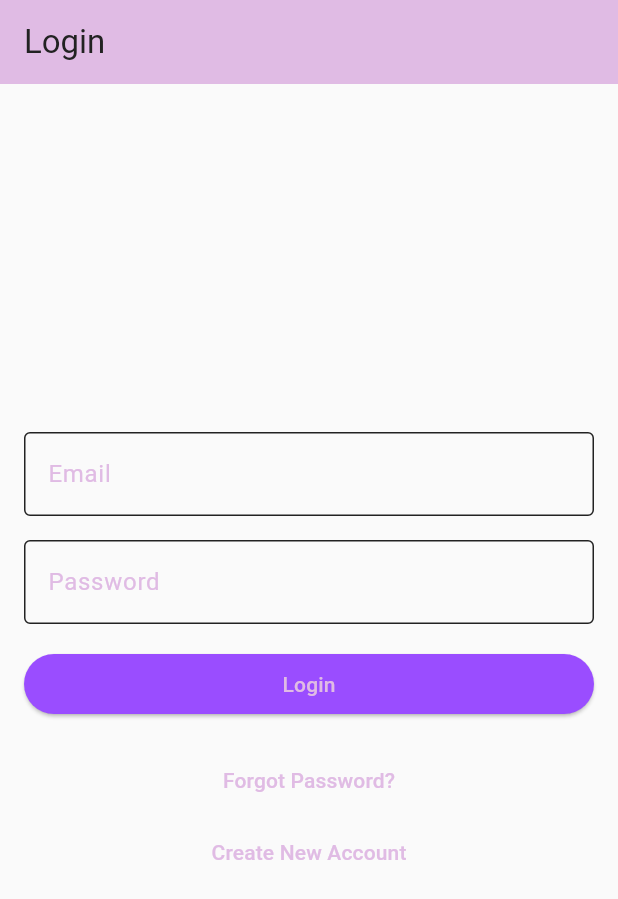
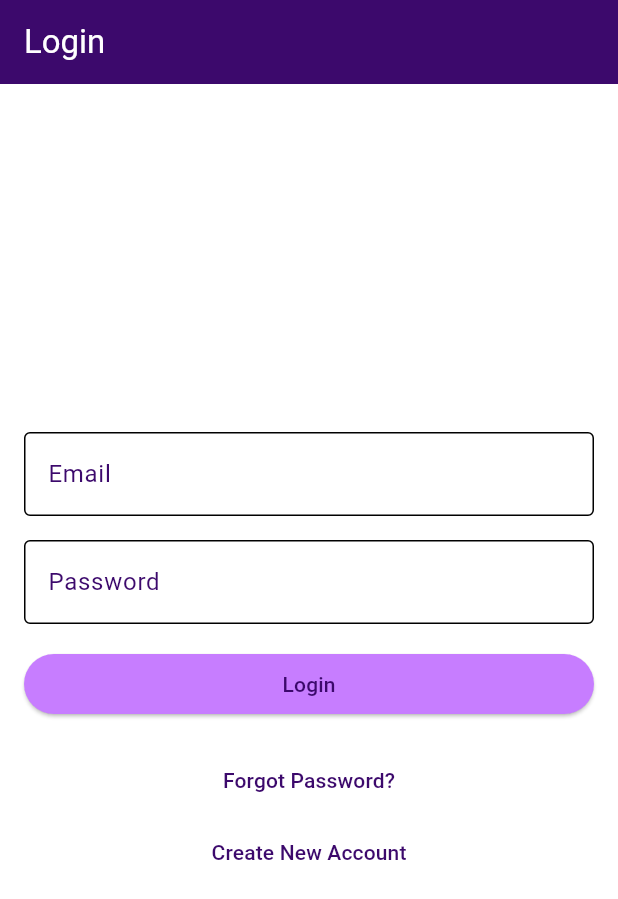
Before and after one commit to ha4nen/outfitly_2, a Flutter app: the screen it shows after launch, on a phone screen of 412 x 824 dp. Shown: the top 899 px of the screen. Run offline on Flutter 3.47's test engine with Material 3 defaults, Android fonts, the phone set to English and light mode, and no system bars; our stand-ins replace flutter_staggered_animations, image_picker, shared_preferences, table_calendar.

Commit message:
updated theme

```diff
--- a/lib/main.dart
+++ b/lib/main.dart
@@ -34,61 +34,61 @@ class _MyAppState extends State<MyApp> {
     return MaterialApp(
       title: 'Outfit App',
       theme: ThemeData(
-        primaryColor: const Color(0xFFE0BBE4), // Lavender
-        hintColor: const Color(0xFF9A4DFF), // Bold Purple
-        scaffoldBackgroundColor: const Color(0xFFFAFAFA), // Light Purple Grey
+        primaryColor: const Color(0xFF3C096C), // Dark Purple
+        hintColor: const Color(0xFFC77DFF), // Electric Purple
+        scaffoldBackgroundColor: const Color(0xFFFFFFFF), // White
         textTheme: const TextTheme(
-          bodyLarge: TextStyle(color: Color(0xFF222222)), // Dark Grey
-          bodyMedium: TextStyle(color: Color(0xFF222222)), // Dark Grey
+          bodyLarge: TextStyle(color: Color.fromARGB(255, 0, 0, 0)), // black
+          bodyMedium: TextStyle(color: Color.fromARGB(255, 0, 0, 0)), // black
         ),
         appBarTheme: const AppBarTheme(
-          backgroundColor: Color(0xFFE0BBE4), // Lavender
-          foregroundColor: Color(0xFF222222), // Dark Grey
+          backgroundColor: Color(0xFF3C096C), // Dark Purple
+          foregroundColor: Color(0xFFFFFFFF), // White
         ),
         buttonTheme: ButtonThemeData(
-          buttonColor: const Color(0xFF9A4DFF), // Bold Purple
+          buttonColor: const Color(0xFFC77DFF), // Electric Purple
           textTheme: ButtonTextTheme.primary,
         ),
         colorScheme: const ColorScheme(
           brightness: Brightness.light,
-          primary: Color(0xFFE0BBE4), // Lavender
-          onPrimary: Color(0xFF222222), // Dark Grey
-          secondary: Color(0xFF9A4DFF), // Bold Purple
+          primary: Color(0xFF3C096C), // Dark Purple
+          onPrimary: Color(0xFFFFFFFF), // White
+          secondary: Color(0xFFC77DFF), // Electric Purple
           onSecondary: Color(0xFFFFFFFF), // White
           error: Color(0xFFB00020), // Error Red
           onError: Color(0xFFFFFFFF), // White
-          background: Color(0xFFEDE7F6), // Light Purple Grey
-          onBackground: Color(0xFF222222), // Dark Grey
-          surface: Color(0xFFFFFFFF), // White
-          onSurface: Color(0xFF222222), // Dark Grey
+          background: Color(0xFFFFFFFF), // White
+          onBackground: Color.fromARGB(255, 0, 0, 0), // black nav buttons
+          surface: Color(0xFFF0F0F0), // Light Grey
+          onSurface: Color(0xFFFFFFFF), // White
         ),
       ),
       darkTheme: ThemeData.dark().copyWith(
-        primaryColor: const Color(0xFFE0BBE4), // Lavender
-        scaffoldBackgroundColor: const Color(0xFF222222), // Dark Grey
+        primaryColor: const Color(0xFF3C096C), // Dark Purple
+        scaffoldBackgroundColor: const Color(0xFF000000), // Black
         colorScheme: const ColorScheme(
           brightness: Brightness.dark,
-          primary: Color(0xFFE0BBE4), // Lavender
-          onPrimary: Color(0xFFFAFAFA), // Soft White
-          secondary: Color(0xFF9A4DFF), // Bold Purple
-          onSecondary: Color(0xFFFAFAFA), // Soft White
+          primary: Color(0xFF3C096C), // Dark Purple
+          onPrimary: Color(0xFFD3D3D3), // Slightly Greyish White
+          secondary: Color(0xFFC77DFF), // Electric Purple
+          onSecondary: Color(0xFFD3D3D3), // Slightly Greyish White
           error: Color(0xFFCF6679), // Error Red
-          onError: Color(0xFF222222), // Dark Grey
-          background: Color(0xFF444444), // Darker Grey
-          onBackground: Color(0xFFFAFAFA), // Soft White
-          surface: Color(0xFF333333), // Dark Grey
-          onSurface: Color(0xFFFAFAFA), // Soft White
+          onError: Color(0xFFD3D3D3), // Slightly Greyish White
+          background: Color(0xFF000000), // Black
+          onBackground: Color(0xFFD3D3D3), // Slightly Greyish White
+          surface: Color(0xFF121212), // Very Dark Grey
+          onSurface: Color(0xFFB0B0B0), // Soft Grey
         ),
         textTheme: const TextTheme(
-          bodyLarge: TextStyle(color: Color(0xFFFAFAFA)), // Soft White
-          bodyMedium: TextStyle(color: Color(0xFFFAFAFA)), // Soft White
+          bodyLarge: TextStyle(color: Color(0xFFD3D3D3)), // Slightly Greyish White
+          bodyMedium: TextStyle(color: Color(0xFFB0B0B0)), // Soft Grey
         ),
         appBarTheme: const AppBarTheme(
-          backgroundColor: Color(0xFF9A4DFF), // Bold Purple
-          foregroundColor: Color(0xFFFAFAFA), // Soft White
+          backgroundColor: Color(0xFF3C096C), // Dark Purple
+          foregroundColor: Color(0xFFD3D3D3), // Slightly Greyish White
         ),
         buttonTheme: ButtonThemeData(
-          buttonColor: const Color(0xFF9A4DFF), // Bold Purple
+          buttonColor: const Color(0xFFC77DFF), // Electric Purple
           textTheme: ButtonTextTheme.primary,
         ),
       ),
```
